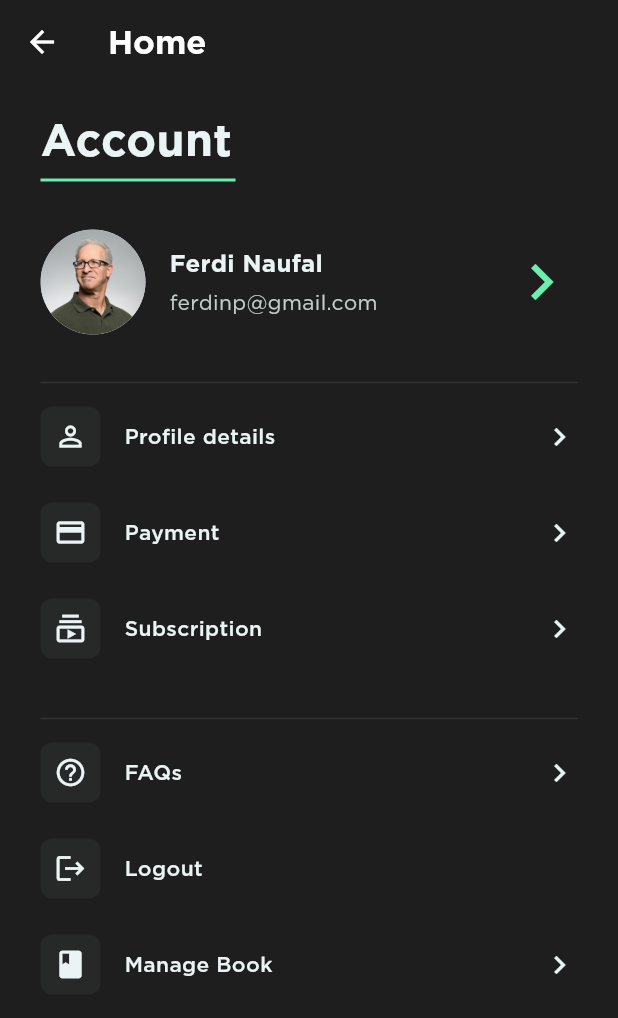
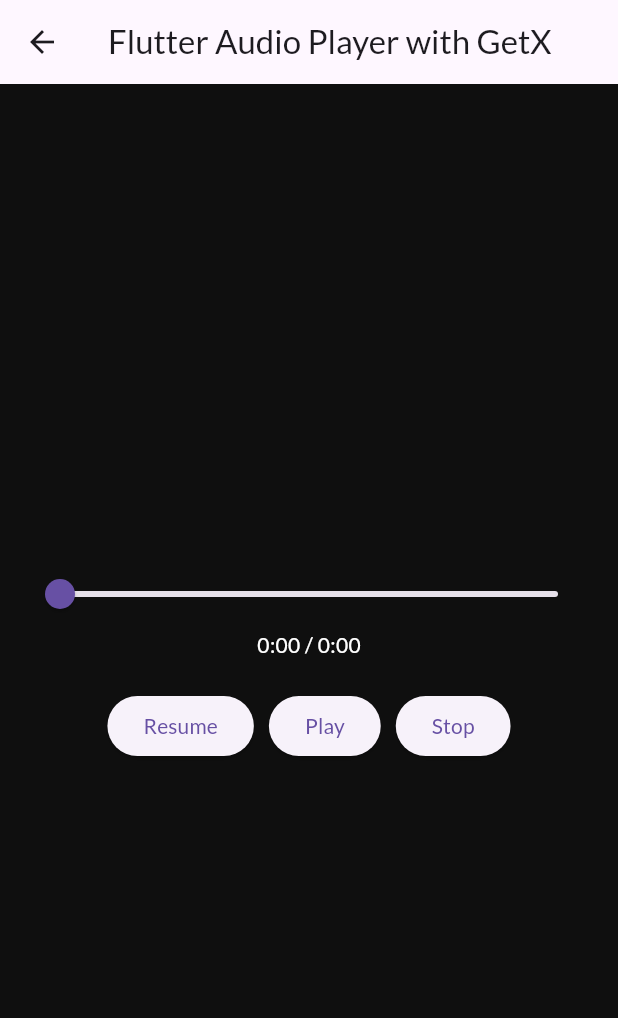
Before and after one commit to FerdiNP/ebook_mobile, a Flutter app: the AccountView screen opened by its route, after a tap on "Payment", on a phone screen of 412 x 824 dp. Shown: the top 1018 px of the screen. Run offline on Flutter 3.47's test engine with Material 3 defaults, Android fonts, the phone set to English and light mode, and no system bars; our stand-ins replace audioplayers, cloud_firestore, file_picker, firebase_auth, firebase_core, firebase_messaging and 11 more; accounts and stored records are empty.

Commit message:
fix voice sensor and add speaker audio sensor

```diff
--- /dev/null
+++ b/lib/app/controller/auth_controller/audio_controller.dart
@@ -0,0 +1,85 @@
+import 'dart:io';
+
+import 'package:audioplayers/audioplayers.dart';
+import 'package:get/get.dart';
+
+class AudioController extends GetxController {
+  final AudioPlayer _audioPlayer = AudioPlayer();
+
+  // Variabel reaktif
+  var isPlaying = false.obs;
+  var duration = Duration.zero.obs;
+  var position = Duration.zero.obs;
+
+  @override
+  void onInit() {
+    super.onInit();
+
+    // Memonitor perubahan durasi audio
+    _audioPlayer.onDurationChanged.listen((d) {
+      duration.value = d;
+    });
+
+    // Memonitor perubahan posisi audio
+    _audioPlayer.onPositionChanged.listen((p) {
+      position.value = p;
+    });
+
+    // Memonitor status pemutaran
+    _audioPlayer.onPlayerStateChanged.listen((state) {
+      isPlaying.value = (state == PlayerState.playing);
+    });
+  }
+
+  @override
+  void onClose() {
+    if (isPlaying.value) {
+      _audioPlayer.stop();
+    }
+    _audioPlayer.dispose();
+    super.onClose();
+  }
+
+  Future<void> playAudio(String filePath) async {
+    final file = File(filePath);
+    if (await file.exists()) {
+      try {
+        await _audioPlayer.play(DeviceFileSource(filePath));
+        isPlaying.value = true;
+      } catch (e) {
+        print("Failed to play audio: $e");
+      }
+    } else {
+      print("File does not exist: $filePath");
+    }
+  }
+
+  /// Fungsi untuk menjeda audio
+  Future<void> pauseAudio() async {
+    await _audioPlayer.pause();
+    isPlaying.value = false;
+  }
+
+  /// Fungsi untuk melanjutkan pemutaran setelah dijeda
+  Future<void> resumeAudio() async {
+    await _audioPlayer.resume();
+    isPlaying.value = true;
+  }
+
+  /// Fungsi untuk menghentikan audio
+  Future<void> stopAudio() async {
+    await _audioPlayer.stop();
+    isPlaying.value = false;
+    position.value = Duration.zero;
+  }
+
+  /// Fungsi untuk seek ke posisi tertentu
+  void seekAudio(Duration newPosition) {
+    _audioPlayer.seek(newPosition);
+  }
+
+  Future<void> setAudio(String path) async {
+    await _audioPlayer.setSourceDeviceFile(path);
+    duration.value = await _audioPlayer.getDuration() ?? Duration.zero;
+  }
+}
--- a/lib/app/modules/account/views/account_view.dart
+++ b/lib/app/modules/account/views/account_view.dart
@@ -130,6 +130,7 @@ class AccountView extends StatelessWidget {
           icon: Icons.payment,
           title: 'Payment',
           onTap: () {
+            Get.toNamed(Routes.TEST);
           },
           showArrow: true,
         ),
--- /dev/null
+++ b/lib/app/modules/profile_detail/view.dart
@@ -0,0 +1,78 @@
+import 'package:flutter/material.dart';
+
+import 'package:get/get.dart';
+
+import '../../controller/auth_controller/audio_controller.dart';
+
+class TestView extends GetView<AudioController> {
+  final AudioController controller = Get.put(AudioController());
+
+  TestView({Key? key}) : super(key: key);
+  @override
+  Widget build(BuildContext context) {
+    // URL dari audio yang akan diputar
+    const audioUrl = 'https://www.soundhelix.com/examples/mp3/SoundHelix-Song-1.mp3';
+    return Scaffold(
+      appBar: AppBar(
+        title: const Text('Flutter Audio Player with GetX'),
+      ),
+      body: Padding(
+        padding: const EdgeInsets.all(16.0),
+        child: Column(
+          mainAxisAlignment: MainAxisAlignment.center,
+          children: <Widget>[
+            // Slider untuk mengontrol posisi audio
+            Obx(() {
+              return Slider(
+                min: 0.0,
+                max: controller.duration.value.inSeconds.toDouble(),
+                value: controller.position.value.inSeconds.toDouble(),
+                onChanged: (value) {
+                  controller.seekAudio(Duration(seconds: value.toInt()));
+                },
+              );
+            }),
+
+            // Menampilkan waktu yang sudah diputar dan durasi total
+            Obx(() {
+              return Text(
+                '${_formatDuration(controller.position.value)} / ${_formatDuration(controller.duration.value)}', style: TextStyle(color: Colors.white),
+              );
+            }),
+
+            const SizedBox(height: 20),
+
+            // Tombol untuk mengontrol pemutaran audio (Play, Pause/Resume, Stop)
+            Obx(() {
+              return Row(
+                mainAxisAlignment: MainAxisAlignment.center,
+                children: [
+                  ElevatedButton(
+                    onPressed: controller.isPlaying.value
+                        ? controller.pauseAudio
+                        : controller.resumeAudio,
+                    child: Text(controller.isPlaying.value ? 'Pause' : 'Resume'),
+                  ),
+                  const SizedBox(width: 10),
+                  ElevatedButton(
+                    onPressed: () => controller.playAudio(audioUrl),
+                    child: const Text('Play'),
+                  ),
+                  const SizedBox(width: 10),
+                  ElevatedButton(
+                    onPressed: controller.stopAudio,
+                    child: const Text('Stop'),
+                  ),
+                ],
+              );
+            }),
+          ],
+        ),
+      ),
+    );
+  }
+  // Fungsi untuk memformat durasi menjadi menit:detik
+  String _formatDuration(Duration duration) {
+    return "${duration.inMinutes}:${(duration.inSeconds % 60).toString().padLeft(2, '0')}";
+  }
+}
--- a/lib/app/routes/app_pages.dart
+++ b/lib/app/routes/app_pages.dart
@@ -5,6 +5,7 @@ import 'package:prak_mobile/app/modules/book_view/book_page.dart';
 import 'package:prak_mobile/app/modules/detail_book/detail_book.dart';
 import 'package:prak_mobile/app/modules/login/views/login_views.dart';
 import 'package:prak_mobile/app/modules/profile/profile_view.dart';
+import 'package:prak_mobile/app/modules/profile_detail/view.dart';
 
 import '../modules/book_manage/views/book_add_view.dart';
 import '../modules/book_manage/views/book_manage_view.dart';
@@ -64,5 +65,9 @@ class AppPages {
       name: _Paths.BOOK_DETAIL,
       page: () => BookDetailPage(),
     ),
+    GetPage(
+      name: _Paths.TEST,
+      page: () => TestView(),
+    ),
   ];
 }
--- a/lib/app/routes/app_routes.dart
+++ b/lib/app/routes/app_routes.dart
@@ -13,6 +13,8 @@ abstract class Routes {
   static const PROFILE = _Paths.PROFILE;
   static const BOOKLIST = _Paths.BOOKLIST;
   static const BOOK_DETAIL = _Paths.BOOK_DETAIL;
+  static const TEST = _Paths.TEST;
+
 
 }
 
@@ -28,4 +30,5 @@ abstract class _Paths {
   static const PROFILE = '/profile';
   static const BOOKLIST = '/book-list';
   static const BOOK_DETAIL = '/book-detail';
+  static const TEST = '/test';
 }
--- a/pubspec.yaml
+++ b/pubspec.yaml
@@ -53,7 +53,8 @@ dependencies:
   video_player:
   speech_to_text:
   permission_handler:
-  audioplayers:
+  audioplayers: ^5.2.1
+  file_picker:
 
 dev_dependencies:
   flutter_test:
```
Also changed, not shown: lib/app/modules/book_manage/views/book_add_view.dart (+116 -1 lines), lib/app/modules/book_view/book_page.dart (+36 -43 lines), pubspec.lock.
